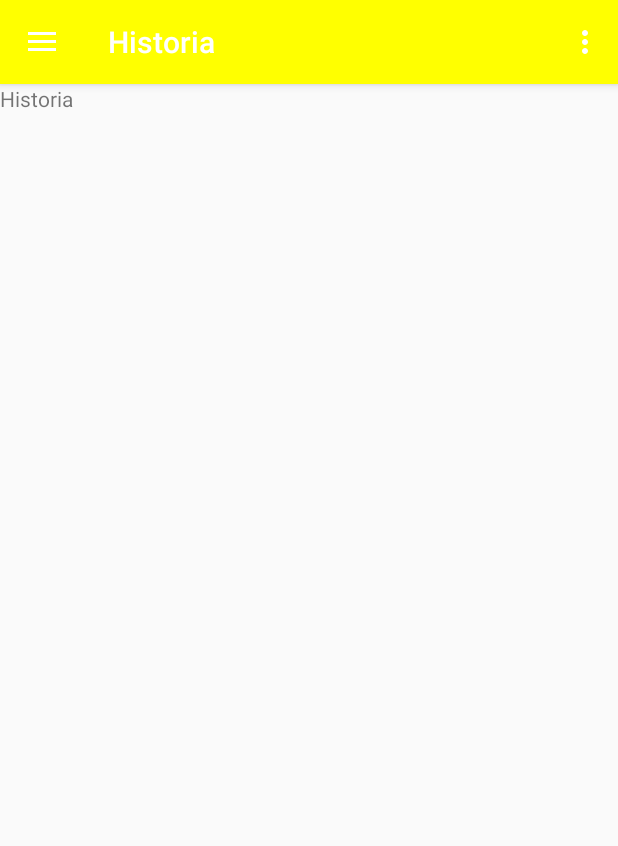
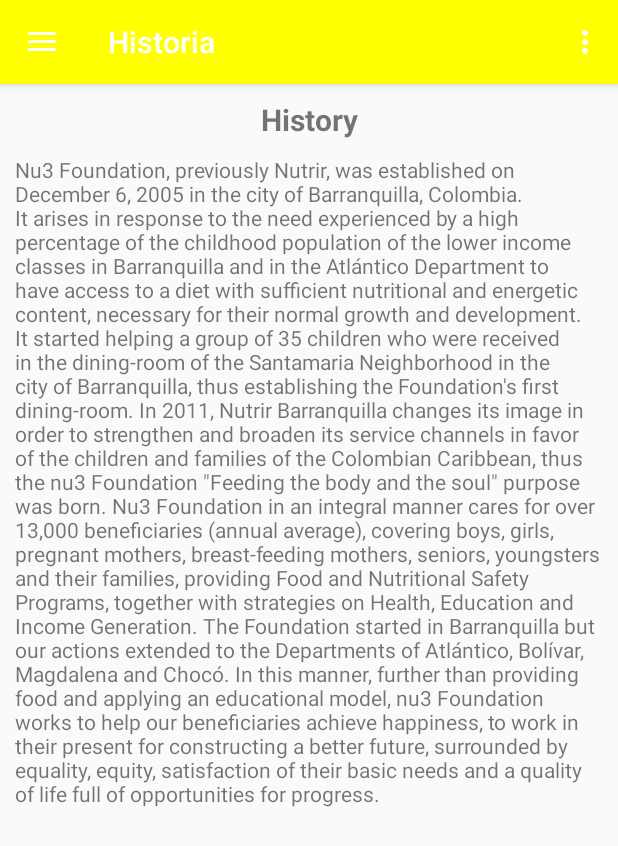
Before and after one commit to carlostrianag/nu3Android, an Android app: the screen it shows after launch (MainActivity), in the side drawer, after a tap on "Historia", on a phone screen of 412 x 824 dp. Shown: the top 846 px of the screen. Run offline under Robolectric (Android 15) with nearby library versions, the phone set to English and light mode, and no system bars.

Commit message:
Minor changes

```diff
--- a/nu3/app/src/main/res/layout/fragment_history.xml
+++ b/nu3/app/src/main/res/layout/fragment_history.xml
@@ -4,10 +4,26 @@
     android:layout_height="match_parent"
     tools:context=".views.HistoryFragment">
 
-    <!-- TODO: Update blank fragment layout -->
-    <TextView
+    <LinearLayout
         android:layout_width="match_parent"
         android:layout_height="match_parent"
-        android:text="Historia" />
+        android:orientation="vertical"
+        android:paddingLeft="10dp"
+        android:paddingRight="10dp">
+        <TextView
+            android:layout_width="match_parent"
+            android:layout_height="wrap_content"
+            android:textSize="20sp"
+            android:textAlignment="center"
+            android:textStyle="bold"
+            android:text="@string/history_title"
+            android:padding="10dp"/>
+
+        <TextView
+            android:layout_width="match_parent"
+            android:layout_height="wrap_content"
+            android:text="@string/history" />
+
+    </LinearLayout>
 
 </FrameLayout>
--- a/nu3/app/src/main/res/layout/fragment_vision.xml
+++ b/nu3/app/src/main/res/layout/fragment_vision.xml
@@ -6,7 +6,7 @@
 
     <LinearLayout
         android:layout_width="match_parent"
-        android:layout_height="match_parent"
+        android:layout_height="wrap_content"
         android:orientation="vertical"
         android:paddingLeft="10dp"
         android:paddingRight="10dp">
--- a/nu3/app/src/main/res/values/strings.xml
+++ b/nu3/app/src/main/res/values/strings.xml
@@ -18,6 +18,10 @@
         Values
     </string>
 
+    <string name="history_title">
+        History
+    </string>
+
     <string name="mision">
         Execute food safety and nutritional programs to diminish the levels of malnutrition in the most vulnerable population. Additionally, to implement education, health and enterprising strategies, which promote the integral development of the families and their children.
     </string>
@@ -34,6 +38,12 @@
         Human Quality
     </string>
 
-    <!-- TODO: Remove or change this placeholder text -->
+    <string name="history">
+        Nu3 Foundation, previously Nutrir, was established on December 6, 2005 in the city of Barranquilla, Colombia. It arises in response to the need experienced by a high percentage of the childhood population of the lower income classes in Barranquilla and in the Atlántico Department to have access to a diet with sufficient nutritional and energetic content, necessary for their normal growth and development.
+        It started helping a group of 35 children who were received in the dining-room of the Santamaria Neighborhood in the city of Barranquilla, thus establishing the Foundation\'s first dining-room.
+        In 2011, Nutrir Barranquilla changes its image in order to strengthen and broaden its service channels in favor of the children and families of the Colombian Caribbean, thus the nu3 Foundation \"Feeding the body and the soul\" purpose was born.
+        Nu3 Foundation in an integral manner cares for over 13,000 beneficiaries (annual average), covering boys, girls, pregnant mothers, breast-feeding mothers, seniors, youngsters and their families, providing Food and Nutritional Safety Programs, together with strategies on Health, Education and Income Generation. The Foundation started in Barranquilla but our actions extended to the Departments of Atlántico, Bolívar, Magdalena and Chocó.
+        In this manner, further than providing food and applying an educational model, nu3 Foundation works to help our beneficiaries achieve happiness, to work in their present for constructing a better future, surrounded by equality, equity, satisfaction of their basic needs and a quality of life full of opportunities for progress.
+    </string>
     <string name="hello_blank_fragment">Hello blank fragment</string>
 </resources>
```
